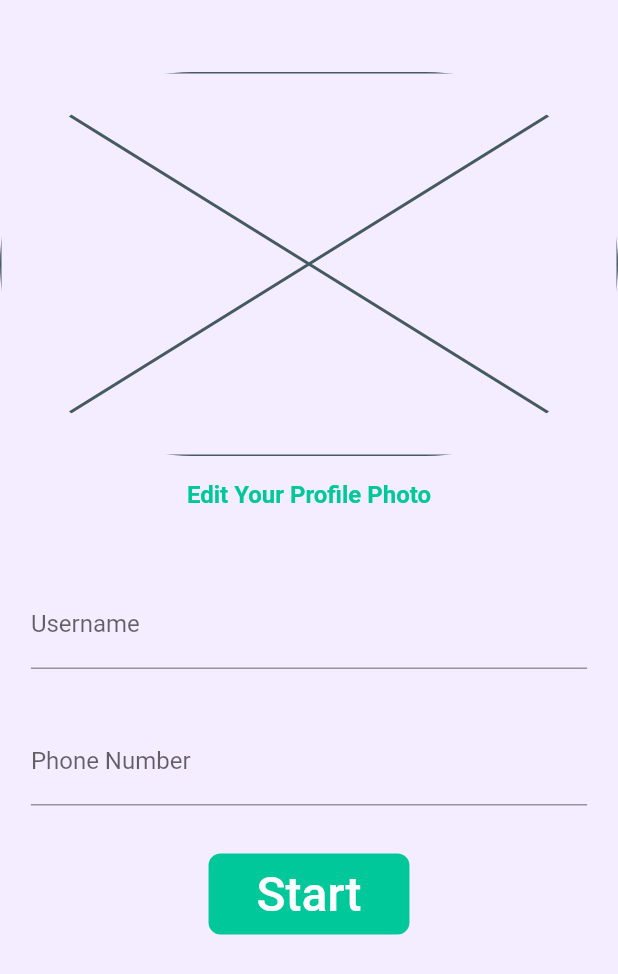
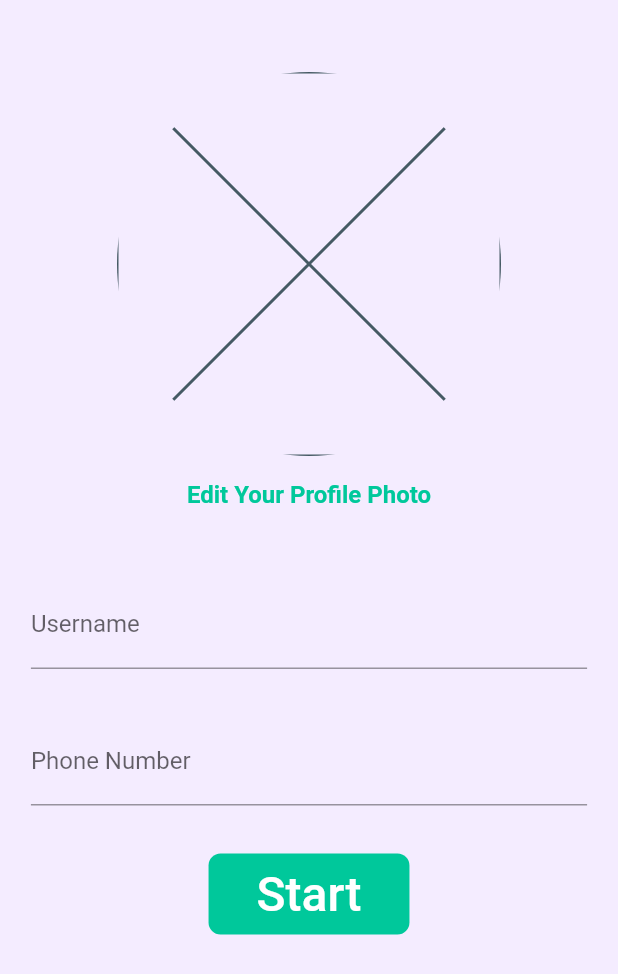
Before and after one commit to illustrare-art/mobile_app, a Flutter app: the CreateProfile screen opened by its route, after a tap on "Start", on a phone screen of 412 x 824 dp. Shown: the top 974 px of the screen. Run offline on Flutter 3.47's test engine with Material 2 defaults, Android fonts, the light colour scheme and no system bars; our stand-ins replace dio, firebase_auth, firebase_core, firebase_storage, flutter_signin_button, google_sign_in and 4 more; missing offline and left inert: dart:ffi; accounts and stored records are empty; project files that could hold a hidden picture were left out.

Commit message:
Image selection is added.

```diff
--- /dev/null
+++ b/lib/components/ImageAdaptor.dart
@@ -0,0 +1,32 @@
+import 'dart:io';
+
+import 'package:flutter/material.dart';
+
+class ImageAdaptor extends StatelessWidget {
+  var imagePath;
+  double? width;
+  double? height;
+
+  ImageAdaptor({required this.imagePath, this.width = 256, this.height = 256});
+
+  @override
+  Widget build(BuildContext context) {
+
+    if (imagePath.runtimeType is String) {
+      return Container(
+          width: this.width,
+          height: this.height,
+          child: Image.network(
+            this.imagePath,
+          ));
+    } else if (imagePath is File) {
+
+      return Container(
+          child: Image.file(imagePath,
+              width: width, height: height));
+    } else {
+      return Container(
+          width: this.width, height: this.height, child: Placeholder());
+    }
+  }
+}
--- a/lib/main.dart
+++ b/lib/main.dart
@@ -21,7 +21,7 @@ class MyApp extends StatelessWidget {
     return MaterialApp(
       debugShowCheckedModeBanner: false,
       title: 'Illustrare',
-      initialRoute: FeedView.id,
+      initialRoute: LoginPage.id,
       routes: {
         AddPhotoView.id:(context) => AddPhotoView(),
         LoginPage.id: (context) => LoginPage(),
--- a/lib/pages/createProfile/CreateProfileBloc.dart
+++ b/lib/pages/createProfile/CreateProfileBloc.dart
@@ -1,28 +1,32 @@
-import 'dart:developer';
+import 'dart:io';
 
+import 'package:http/http.dart' as http;
 import 'package:illustrare/auth/UserManager.dart';
 import 'package:illustrare/components/BaseBloc.dart';
 import 'package:illustrare/models/AppUserModel.dart';
-import '../../models/CreateProfileModel.dart';
+import 'package:illustrare/network/BaseResponse.dart';
 import 'package:illustrare/pages/createProfile/CreateProfileRepository.dart';
-import 'package:illustrare/network/BaseResponse.dart';
+import 'package:image/image.dart';
+import 'package:image_picker/image_picker.dart';
+import 'package:path/path.dart' as p;
+import 'package:path_provider/path_provider.dart';
 import 'package:rxdart/rxdart.dart';
 
+import '../../models/CreateProfileModel.dart';
+
 class CreateProfileBloc extends BaseBloc {
-
   CreateProfileBloc() {
     this.authRequired = true;
   }
 
   final CreateProfileRepository _repository = CreateProfileRepository();
-  final BehaviorSubject<BaseResponse> _subject = BehaviorSubject<BaseResponse>();
+  final BehaviorSubject<BaseResponse> _subject =
+      BehaviorSubject<BaseResponse>();
 
   var userName;
   var phoneNumber;
   var photoUrl;
 
-  // TODO if server returns invalid username response
-  // TODO show error dont change the screen
   _createProfile(CreateProfileModel model) async {
     BaseResponse? response = await _repository.createProfile(model);
     _subject.sink.add(response);
@@ -40,10 +44,39 @@ class CreateProfileBloc extends BaseBloc {
 
   BehaviorSubject<BaseResponse> get subject => _subject;
 
-  onCreateProfileClicked() {
-    var model = CreateProfileModel(userName, phoneNumber,photoUrl);
+  onCreateProfileClicked() async {
+    var photo = await _fetchPhoto();
+    var model = CreateProfileModel(userName, phoneNumber, photo);
     _createProfile(model);
   }
 
+  Future<File> pickPhoto() async {
+    final ImagePicker _picker = ImagePicker();
+    var selectedImage = await _picker.pickImage(
+        maxWidth: 640, maxHeight: 640, source: ImageSource.gallery);
+    var photo = File(selectedImage!.path);
+    photoUrl = File(photo.path);
+    return photoUrl;
+  }
+
+  Future<List<int>?> _fetchPhoto() async {
+    File imageFile;
+
+    if (photoUrl.runtimeType is File) {
+      imageFile = photoUrl;
+    } else if (photoUrl.runtimeType is String) {
+      final response = await http.get(Uri.parse(photoUrl));
+      final documentDirectory = await getApplicationDocumentsDirectory();
+
+      imageFile = File(p.join(documentDirectory.path, "image.png"));
+      imageFile.writeAsBytes(response.bodyBytes);
+    } else {
+     return null;
+    }
+
+    Image image = decodeImage(imageFile.readAsBytesSync())!;
+    return PngEncoder().encodeImage(image);
+  }
 }
+
 final bloc = CreateProfileBloc();
--- a/lib/pages/createProfile/CreateProfileView.dart
+++ b/lib/pages/createProfile/CreateProfileView.dart
@@ -1,23 +1,19 @@
-import 'dart:developer';
-import 'package:illustrare/models/CreateProfileModel.dart';
-
-import 'package:flutter/gestures.dart';
 import 'package:flutter/material.dart';
-import 'package:illustrare/components/BottomBar.dart';
+import 'package:illustrare/components/ImageAdaptor.dart';
 import 'package:illustrare/models/StreamListenableBuilder.dart';
 import 'package:illustrare/network/BaseResponse.dart';
+
 import "./CreateProfileBloc.dart";
 
-class CreateProfile extends StatefulWidget{
+class CreateProfile extends StatefulWidget {
   static String id = "/CreateProfile";
 
   @override
   _CreateProfileState createState() => _CreateProfileState();
 }
 
-class _CreateProfileState extends State<CreateProfile>{
-
-  String? photoUrl;
+class _CreateProfileState extends State<CreateProfile> {
+  var photoUrl;
   String? errorMessage;
 
   @override
@@ -25,97 +21,91 @@ class _CreateProfileState extends State<CreateProfile>{
     return StreamListenableBuilder<BaseResponse>(
         stream: bloc.subject.stream,
         listener: (value) {
-          if(value != null){
-            if(value.success){
+          if (value != null) {
+            if (value.success) {
               Navigator.popAndPushNamed(context, "/Feed");
-            }else{
+            } else {
               // TODO: Handle Error
             }
           }
         },
         builder: (context, AsyncSnapshot<BaseResponse> snapshot) {
-          if(snapshot.data != null) return _buildScreen(snapshot.data!.message);
-          else return _buildScreen(null);
+          if (snapshot.data != null)
+            return _buildScreen(snapshot.data!.message);
+          else
+            return _buildScreen(null);
         });
   }
 
   @override
-  void initState(){
+  void initState() {
     super.initState();
-    bloc..getUser();
+    bloc.getUser();
   }
 
   Widget _buildScreen(String? errorMessage) {
-    double screenWidth =  MediaQuery.of(context).size.width;
-
+    double screenWidth = MediaQuery.of(context).size.width;
     return Scaffold(
         backgroundColor: Color(0xFFF4ECFF),
-      body: Column(
-          crossAxisAlignment: CrossAxisAlignment.center,
-          children:[
+        body: Column(crossAxisAlignment: CrossAxisAlignment.center, children: [
           Container(
-                margin:EdgeInsets.only( top:48),
+              margin: EdgeInsets.only(top: 48),
+              child: Center(
+                  child: ClipRRect(
+                      borderRadius: BorderRadius.circular(128),
+                      child: ImageAdaptor(
+                          imagePath: photoUrl, width: 256, height: 256)))),
+          InkWell(
+              onTap: () async {
+                var image = await bloc.pickPhoto();
+                this.setState(() {
+                  photoUrl = image;
+                });
 
-                child:Center(
-                    child:ClipRRect(
-                      borderRadius: BorderRadius.circular(128),
-                      child:(bloc.photoUrl != null)  ? Image.network(bloc.photoUrl!,width:256,height:256,fit: BoxFit.cover)  : Placeholder(fallbackHeight: 256,fallbackWidth:256)
-            ))),
+              },
+              child: Container(
+                  margin: EdgeInsets.only(top: 16),
+                  child: RichText(
+                      text: TextSpan(
+                    text: "Edit Your Profile Photo",
+                    style: TextStyle(
+                        color: Color(0xFF00C89B),
+                        fontSize: 16,
+                        fontWeight: FontWeight.w700),
+                  )))),
           Container(
-              margin:EdgeInsets.only( top:16),
-              child: RichText(
-                text:TextSpan(
-                  // TODO: Resimleri nasıl handle edeceğiz.
-                  // -> Signin'den gelen resimleri ve yerelden yüklenen resimleri nasıl handle edeceğiz?
-                  // -> @bilgeeren ile bir standart belirle.
-                  text:"Edit Your Profile Photo",
-                  style:TextStyle(color:Color(0xFF00C89B),fontSize:16,fontWeight: FontWeight.w700),
-                  recognizer:TapGestureRecognizer()
-                    ..onTap = (){log("ALTUNIZADE");}
-            ))),
-            Container(
-                margin:EdgeInsets.only( top:48),
-                width:screenWidth*.9,
-              child:TextField(
+              margin: EdgeInsets.only(top: 48),
+              width: screenWidth * .9,
+              child: TextField(
                 decoration: InputDecoration(labelText: 'Username'),
                 onChanged: (text) {
                   bloc.userName = text;
                 },
-
-              )
-            ),
+              )),
           Container(
-                margin:EdgeInsets.only( top:32),
-                width:screenWidth*.9,
-                child:TextField(
+              margin: EdgeInsets.only(top: 32),
+              width: screenWidth * .9,
+              child: TextField(
                 decoration: InputDecoration(labelText: 'Phone Number'),
                 onChanged: (text) {
                   bloc.phoneNumber = text;
                 },
-                )
-            ),
+              )),
           Container(
-                margin:EdgeInsets.only( top:32),
-
-              child:TextButton(
+              margin: EdgeInsets.only(top: 32),
+              child: TextButton(
                   onPressed: () async {
                     await bloc.onCreateProfileClicked();
                   },
-                  style:TextButton.styleFrom(
+                  style: TextButton.styleFrom(
                       backgroundColor: Color(0xFF00C89B),
-                    padding: EdgeInsets.symmetric(horizontal: 32, vertical: 8),
+                      padding:
+                          EdgeInsets.symmetric(horizontal: 32, vertical: 8),
                       shape: RoundedRectangleBorder(
                         borderRadius: BorderRadius.circular(8),
-
                       )),
-                  child:Text(
-                    "Start",
-                    style: TextStyle(fontSize:32,color:Colors.white)
-              ))
-
-            )
-
+                  child: Text("Start",
+                      style: TextStyle(fontSize: 32, color: Colors.white))))
         ]));
   }
-
 }
--- a/lib/pages/feed/FeedItem.dart
+++ b/lib/pages/feed/FeedItem.dart
@@ -1,5 +1,3 @@
-import 'dart:developer';
-
 import 'package:flutter/material.dart';
 import 'package:illustrare/constants.dart';
 import 'package:path/path.dart' as p;
--- a/lib/pages/login/LoginBloc.dart
+++ b/lib/pages/login/LoginBloc.dart
@@ -1,5 +1,3 @@
-
-import 'dart:developer';
 
 import 'package:flutter/material.dart';
 import 'package:illustrare/auth/TokenManager.dart';
--- a/lib/pages/login/LoginRepository.dart
+++ b/lib/pages/login/LoginRepository.dart
@@ -1,5 +1,3 @@
-import 'dart:developer';
-
 import 'package:firebase_auth/firebase_auth.dart';
 import 'package:illustrare/auth/TokenManager.dart';
 import 'package:illustrare/auth/UserManager.dart';
--- a/lib/pages/login/LoginView.dart
+++ b/lib/pages/login/LoginView.dart
@@ -1,5 +1,3 @@
-import 'dart:developer';
-
 import 'package:flutter/material.dart';
 import 'package:flutter_signin_button/flutter_signin_button.dart';
 import 'package:illustrare/auth/UserManager.dart';
--- a/pubspec.yaml
+++ b/pubspec.yaml
@@ -40,6 +40,7 @@ dependencies:
   loader_overlay: ^2.0.5
   cloud_functions: ^3.2.5
   google_fonts: ^2.1.0
+  image: ^3.1.1
 
 dev_dependencies:
   flutter_test:
```
Also changed, not shown: lib/components/ImageAdapter.dart (deleted, +0 -24 lines), lib/models/CreateProfileModel.dart (+5 -5 lines), lib/network/IllustrareService.dart (+4 -7 lines), lib/pages/createProfile/CreateProfileRepository.dart (+2 -6 lines), pubspec.lock, 2 other files. Lines whose indentation alone changed are shown as unchanged.
